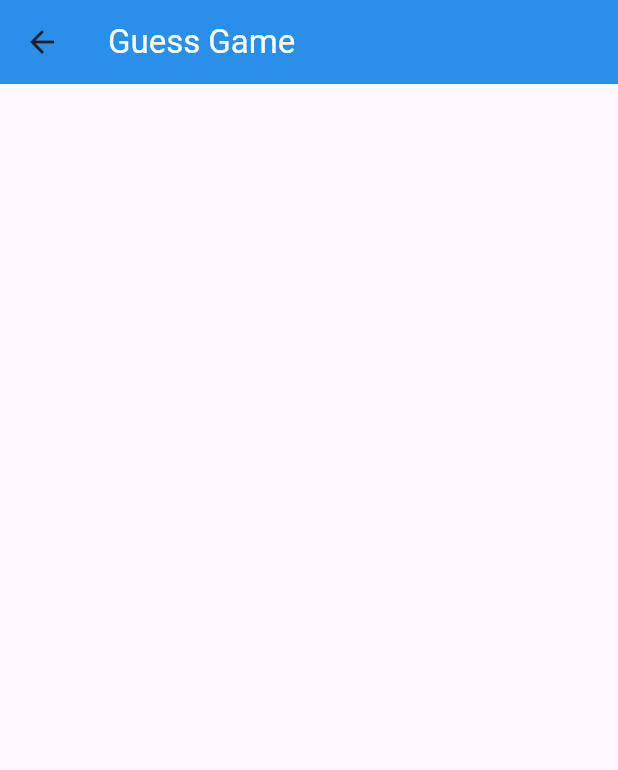
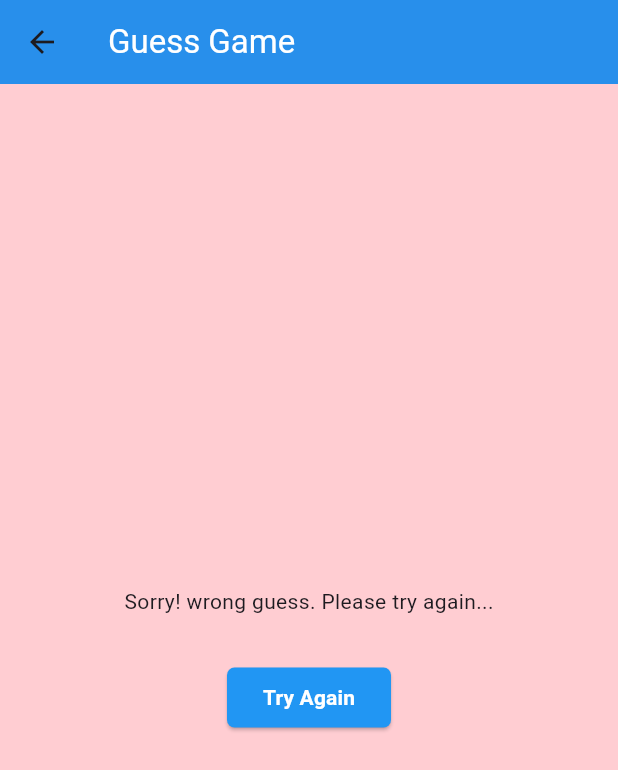
Before and after one commit to jdtdjayasingha/Number-Guessing-Game-University-Assignment, a Flutter app: the WrongGuessPage screen opened directly, on a phone screen of 412 x 824 dp. Shown: the top 770 px of the screen. Run offline on Flutter 3.47's test engine with Material 3 defaults, Android fonts, the phone set to English and light mode, and no system bars.

Commit message:
Created the Home Wrong Guess Page

```diff
--- a/lib/screen/wrongguesspage.dart
+++ b/lib/screen/wrongguesspage.dart
@@ -11,6 +11,7 @@ class _WrongGuessPageState extends State<WrongGuessPage> {
   @override
   Widget build(BuildContext context) {
     return Scaffold(
+      backgroundColor: const Color.fromARGB(255, 255, 205, 210),
       appBar: AppBar(
         title: const Text(
           "Guess Game",
@@ -21,6 +22,44 @@ class _WrongGuessPageState extends State<WrongGuessPage> {
         backgroundColor: Colors.blue,
         elevation: 5,
       ),
+      body: Center(
+        child: Column(
+          mainAxisAlignment: MainAxisAlignment.center,
+          children: [
+            const Text('Sorry! wrong guess. Please try again...'),
+            const SizedBox(
+              height: 10,
+            ),
+            Padding(
+              padding: const EdgeInsets.only(
+                top: 20,
+              ),
+              child: ElevatedButton(
+                style: ElevatedButton.styleFrom(
+                  backgroundColor: Colors.blue,
+                  shape: RoundedRectangleBorder(
+                    borderRadius: BorderRadius.circular(5.0),
+                  ),
+                ),
+                onPressed: () => Navigator.of(context).pop(),
+                child: const Padding(
+                  padding: EdgeInsets.only(
+                    top: 10,
+                    bottom: 10,
+                  ),
+                  child: Text(
+                    'Try Again',
+                    style: TextStyle(
+                      color: Colors.white,
+                      fontWeight: FontWeight.bold,
+                    ),
+                  ),
+                ),
+              ),
+            ),
+          ],
+        ),
+      ),
     );
   }
 }
```
